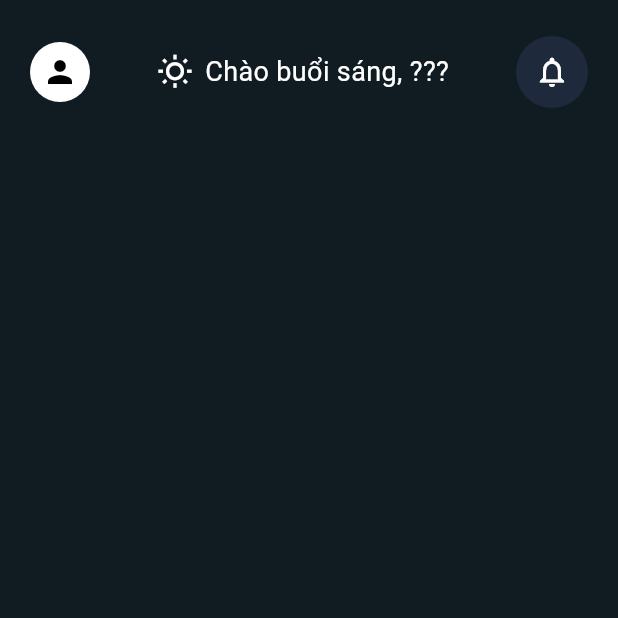
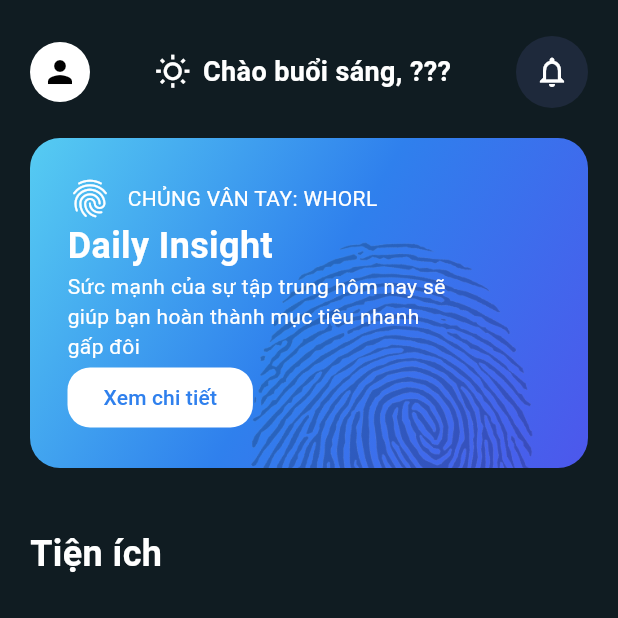
Before and after one commit to masonn-ma/app_interface_demo, a Flutter app: the screen it shows after launch, on a phone screen of 412 x 824 dp, the top half of it. Run offline on Flutter 3.47's test engine with Material 3 defaults, Android fonts, the phone set to English and light mode, and no system bars.

Commit message:
added insight box

```diff
--- a/lib/main.dart
+++ b/lib/main.dart
@@ -1,5 +1,6 @@
 import 'package:flutter/material.dart';
 import 'res/header.dart';
+import 'res/insight_box.dart';
 
 void main() {
   runApp(const MainApp());
@@ -7,6 +8,7 @@ void main() {
 
 class AppColors {
   static const bgColor = Color(0xFF101C22);
+  static const TextColor = Color(0xFFFFFFFF);
 }
 
 class MainApp extends StatelessWidget {
@@ -36,7 +38,32 @@ class Skeleton extends StatelessWidget {
     return Column(
       children: [
         const Header(),
+        const SizedBox(height: 20),
+        const InsightBox(),
+        const SizedBox(height: 40),
+        const BasicTextBox(text: "Tiện ích", color: AppColors.TextColor, fontSize: 24),
       ]
     );
   }
 }
+
+class BasicTextBox extends StatelessWidget {
+  final String text;
+  final Color color;
+  final double fontSize;
+
+  const BasicTextBox({super.key, required this.text, required this.color, this.fontSize = 24});
+
+  @override
+  Widget build(BuildContext context) {
+    return Container(
+      child: Align(
+        alignment: Alignment.centerLeft,
+        child: Text(
+          text,
+          style: TextStyle(color: color, fontSize: fontSize, fontWeight: FontWeight.bold),
+        ),
+      ),
+    );
+  }
+}
--- a/lib/res/header.dart
+++ b/lib/res/header.dart
@@ -72,6 +72,7 @@ class WelcomeMessage extends StatelessWidget {
           style: TextStyle(
             color: Colors.white,
             fontSize: 18.0,
+            fontWeight: FontWeight.bold,
           ),
         ),
       ],
--- a/lib/res/insight_box.dart
+++ b/lib/res/insight_box.dart
@@ -1 +1,129 @@
 import 'package:flutter/material.dart';
+
+class CustomColors {
+  static const insightBoxGrad = [
+    Color(0xFF56CCF2),
+    Color(0xFF2F80ED),
+    Color.fromARGB(255, 77, 87, 236),
+  ];
+
+  static const TextColor = Color(0xFFFFFFFF);
+  static const TextColorSecondary = Color(0xFF2F80ED);
+  static const ButtonColor = Color(0xFFFFFFFF);
+}
+
+class InsightBox extends StatelessWidget {
+  const InsightBox({super.key});
+
+  @override
+  Widget build(BuildContext context) {
+    return Container(
+      height: 220,
+      width: double.infinity,
+
+      // Box decoration with gradient background and rounded corners
+      decoration: BoxDecoration(
+        borderRadius: BorderRadius.circular(20),
+        gradient: const LinearGradient(
+          colors: CustomColors.insightBoxGrad,
+          begin: Alignment.topLeft,
+          end: Alignment.bottomRight,
+        ),
+      ),
+
+      child: ClipRRect(
+        borderRadius: BorderRadius.circular(20),
+        child: Stack(
+          clipBehavior: Clip.none,
+          children: [
+            Positioned(
+              right: 30,
+              bottom: -135,
+              child: Opacity(
+                opacity: 0.2,
+                child: Image.asset('lib/assets/fingerprint.png', width: 200),
+              ),
+            ),
+            InsightBoxContent(),
+          ],
+        ),
+      ),
+    );
+  }
+}
+
+class InsightBoxContent extends StatelessWidget {
+  const InsightBoxContent({super.key});
+
+  @override
+  Widget build(BuildContext context) {
+    return Padding(
+      padding: const EdgeInsets.all(25.0),
+      child: Row(
+        children: [
+          Expanded(
+            flex: 8,
+            child: Column(
+              mainAxisAlignment: MainAxisAlignment.spaceBetween,
+              children: [
+                Row(
+                  children: [
+                    Icon(
+                      Icons.fingerprint,
+                      color: CustomColors.TextColor,
+                      size: 30,
+                    ),
+                    SizedBox(width: 10),
+                    Text(
+                      "CHỦNG VÂN TAY: WHORL",
+                      style: TextStyle(
+                        color: CustomColors.TextColor,
+                        fontSize: 14.0,
+                      ),
+                    ),
+                  ],
+                ),
+                Align(
+                  alignment: Alignment.centerLeft,
+                  child: Text(
+                    "Daily Insight",
+                    style: TextStyle(
+                      color: CustomColors.TextColor,
+                      fontSize: 24.0,
+                      fontWeight: FontWeight.bold,
+                    ),
+                  ),
+                ),
+                Align(
+                  alignment: Alignment.centerLeft,
+                  child: Text(
+                    "Sức mạnh của sự tập trung hôm nay sẽ giúp bạn hoàn thành mục tiêu nhanh gấp đôi",
+                    style: TextStyle(
+                      color: CustomColors.TextColor,
+                      fontSize: 14.0,
+                    ),
+                  ),
+                ),
+                Align(
+                  alignment: Alignment.centerLeft,
+                  child: FilledButton(
+                    onPressed: () {},
+                    style: FilledButton.styleFrom(
+                      backgroundColor: CustomColors.ButtonColor,
+                      foregroundColor: CustomColors.TextColorSecondary,
+                      shape: RoundedRectangleBorder(
+                        borderRadius: BorderRadius.circular(15),
+                      ),
+                    ),
+                    child: const Text("Xem chi tiết"),
+                  ),
+                ),
+              ],
+            ),
+          ),
+          const Expanded(flex: 2, child: SizedBox()),
+        ],
+      ),
+    );
+  }
+}
--- a/pubspec.yaml
+++ b/pubspec.yaml
@@ -17,3 +17,5 @@ dev_dependencies:
 
 flutter:
   uses-material-design: true
+  assets:
+    - lib/assets/fingerprint.png
```
Also changed, not shown: lib/assets/fingerprint.png (added), 1 other file.
